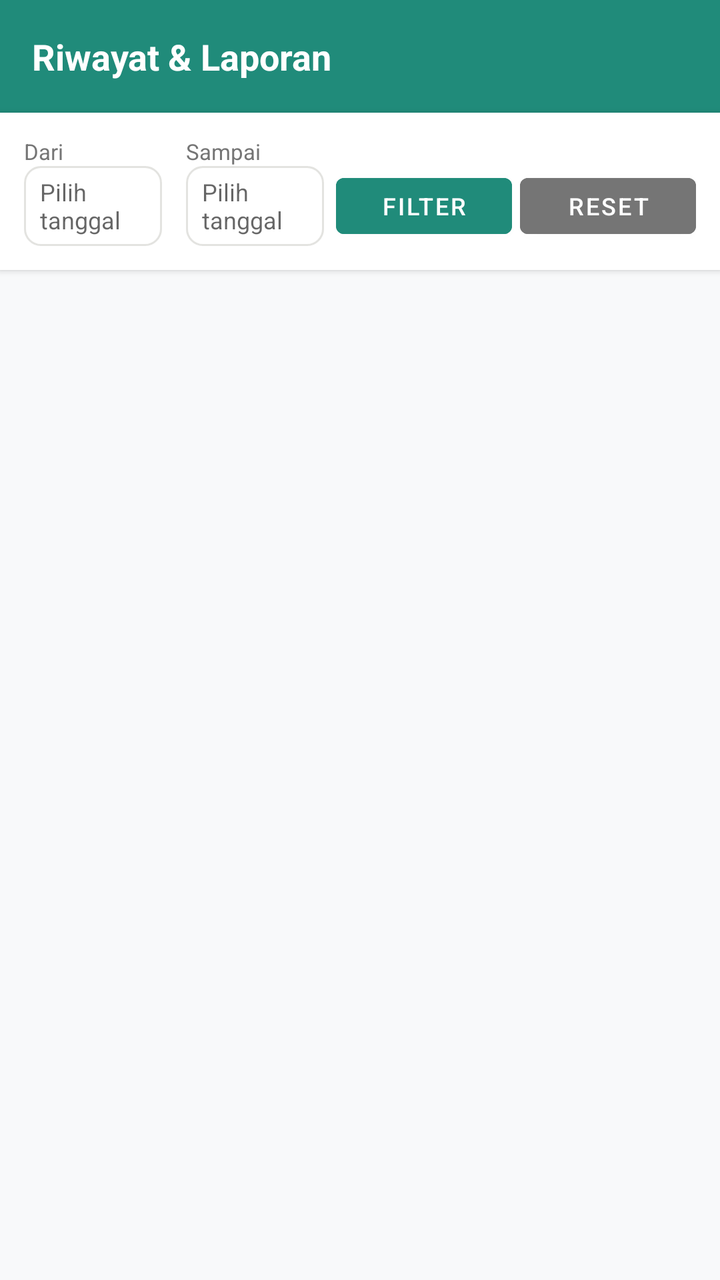
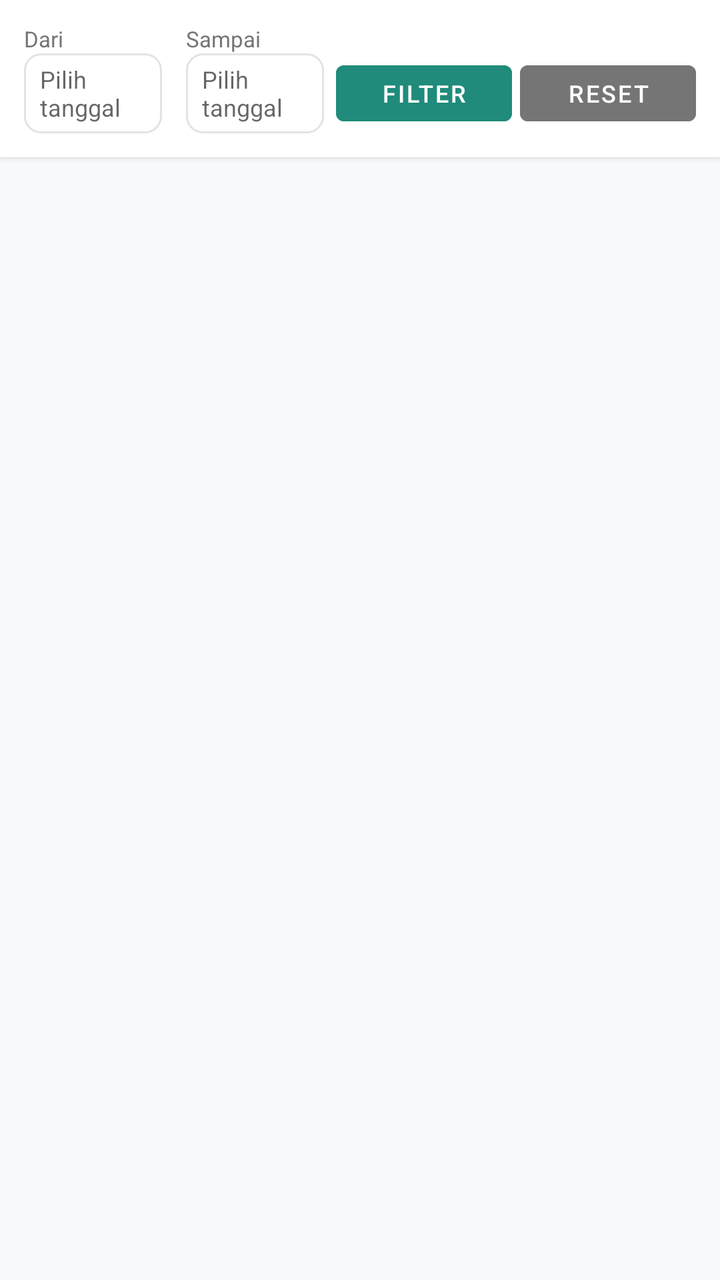

Compare the two renders of this Android layout. The source of the first and the diff that turns it into the second are given below.
<!-- AndroidManifest.xml: application theme Theme.Apotekastria -->
<!-- res/layout/fragment_riwayat.xml -->
<?xml version="1.0" encoding="utf-8"?>
<LinearLayout xmlns:android="http://schemas.android.com/apk/res/android"
    android:layout_width="match_parent"
    android:layout_height="match_parent"
    android:orientation="vertical"
    android:background="#F8F9FA">

    
    <LinearLayout
        android:layout_width="match_parent"
        android:layout_height="wrap_content"
        android:background="#208B7A"
        android:padding="16dp">

        <TextView
            android:layout_width="wrap_content"
            android:layout_height="wrap_content"
            android:text="Riwayat &amp; Laporan"
            android:textColor="#FFFFFF"
            android:textSize="18sp"
            android:textStyle="bold" />
    </LinearLayout>

    
    <LinearLayout
        android:layout_width="match_parent"
        android:layout_height="wrap_content"
        android:orientation="horizontal"
        android:padding="12dp"
        android:background="#FFFFFF"
        android:elevation="2dp">

        <LinearLayout
            android:layout_width="0dp"
            android:layout_height="wrap_content"
            android:layout_weight="1"
            android:layout_marginEnd="6dp"
            android:orientation="vertical">

            <TextView
                android:layout_width="wrap_content"
                android:layout_height="wrap_content"
                android:text="Dari"
                android:textColor="#757575"
                android:textSize="11sp" />

            <EditText
                android:id="@+id/etTanggalMulai"
                android:layout_width="match_parent"
                android:layout_height="40dp"
                android:background="@drawable/bg_edittext"
                android:focusable="false"
                android:clickable="true"
                android:hint="Pilih tanggal"
                android:paddingStart="8dp"
                android:paddingEnd="8dp"
                android:textSize="12sp" />
        </LinearLayout>

        <LinearLayout
            android:layout_width="0dp"
            android:layout_height="wrap_content"
            android:layout_weight="1"
            android:layout_marginStart="6dp"
            android:layout_marginEnd="6dp"
            android:orientation="vertical">

            <TextView
                android:layout_width="wrap_content"
                android:layout_height="wrap_content"
                android:text="Sampai"
                android:textColor="#757575"
                android:textSize="11sp" />

            <EditText
                android:id="@+id/etTanggalSelesai"
                android:layout_width="match_parent"
                android:layout_height="40dp"
                android:background="@drawable/bg_edittext"
                android:focusable="false"
                android:clickable="true"
                android:hint="Pilih tanggal"
                android:paddingStart="8dp"
                android:paddingEnd="8dp"
                android:textSize="12sp" />
        </LinearLayout>

        <Button
            android:id="@+id/btnFilter"
            android:layout_width="wrap_content"
            android:layout_height="40dp"
            android:layout_gravity="bottom"
            android:text="Filter"
            android:backgroundTint="#208B7A"
            android:textColor="#FFFFFF"
            android:textSize="12sp"
            android:paddingStart="12dp"
            android:paddingEnd="12dp" />

        <Button
            android:id="@+id/btnReset"
            android:layout_width="wrap_content"
            android:layout_height="40dp"
            android:layout_gravity="bottom"
            android:layout_marginStart="4dp"
            android:text="Reset"
            android:backgroundTint="#757575"
            android:textColor="#FFFFFF"
            android:textSize="12sp"
            android:paddingStart="8dp"
            android:paddingEnd="8dp" />
    </LinearLayout>

    
    <ProgressBar
        android:id="@+id/progressBar"
        android:layout_width="wrap_content"
        android:layout_height="wrap_content"
        android:layout_gravity="center"
        android:layout_marginTop="24dp"
        android:visibility="gone" />

    <TextView
        android:id="@+id/tvEmpty"
        android:layout_width="wrap_content"
        android:layout_height="wrap_content"
        android:layout_gravity="center"
        android:layout_marginTop="32dp"
        android:text="Tidak ada data transaksi"
        android:textColor="#757575"
        android:visibility="gone" />

    
    <ListView
        android:id="@+id/lvRiwayat"
        android:layout_width="match_parent"
        android:layout_height="0dp"
        android:layout_weight="1"
        android:divider="@null"
        android:dividerHeight="0dp" />

</LinearLayout>
<!-- resources referenced by this layout -->
<resources>
  <!-- drawable bg_edittext (drawable) -->
  <?xml version="1.0" encoding="utf-8"?>
  <shape xmlns:android="http://schemas.android.com/apk/res/android"
      android:shape="rectangle">
      <solid android:color="#FFFFFF" />
      <stroke
          android:width="1dp"
          android:color="#E3E3E0" />
      <corners android:radius="8dp" />
  </shape>
  <style name="Theme.Apotekastria" parent="Theme.MaterialComponents.DayNight.DarkActionBar">
          
          <item name="colorPrimary">@color/purple_500</item>
          <item name="colorPrimaryVariant">@color/purple_700</item>
          <item name="colorOnPrimary">@color/white</item>
          
          <item name="colorSecondary">@color/teal_200</item>
          <item name="colorSecondaryVariant">@color/teal_700</item>
          <item name="colorOnSecondary">@color/black</item>
          
          <item name="android:statusBarColor">?attr/colorPrimaryVariant</item>
          
      </style>
  <color name="purple_500">#FF6200EE</color>
  <color name="purple_700">#FF3700B3</color>
  <color name="white">#FFFFFFFF</color>
  <color name="teal_200">#FF03DAC5</color>
  <color name="teal_700">#FF018786</color>
  <color name="black">#FF000000</color>
</resources>

<!-- the commit's change to res/layout/fragment_riwayat.xml (unified diff, before → after) -->
@@ -5,21 +5,7 @@
     android:orientation="vertical"
     android:background="#F8F9FA">
 
-    
-    <LinearLayout
-        android:layout_width="match_parent"
-        android:layout_height="wrap_content"
-        android:background="#208B7A"
-        android:padding="16dp">
 
-        <TextView
-            android:layout_width="wrap_content"
-            android:layout_height="wrap_content"
-            android:text="Riwayat &amp; Laporan"
-            android:textColor="#FFFFFF"
-            android:textSize="18sp"
-            android:textStyle="bold" />
-    </LinearLayout>
 
     
     <LinearLayout
<!-- resource entries referenced after the edit -->
@@ -10,7 +10,7 @@
           android:color="#E3E3E0" />
       <corners android:radius="8dp" />
   </shape>
-  <style name="Theme.Apotekastria" parent="Theme.MaterialComponents.DayNight.DarkActionBar">
+  <style name="Theme.Apotekastria" parent="Theme.MaterialComponents.DayNight.NoActionBar">
           
           <item name="colorPrimary">@color/purple_500</item>
           <item name="colorPrimaryVariant">@color/purple_700</item>
